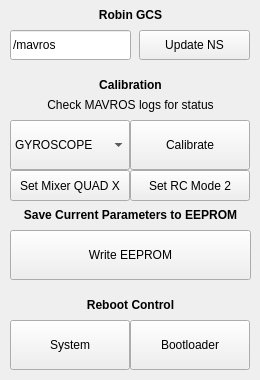
The window that resource/RobinGCS.ui (qutas/rqt_robin_gcs) describes before a commit, drawn with Qt 5.
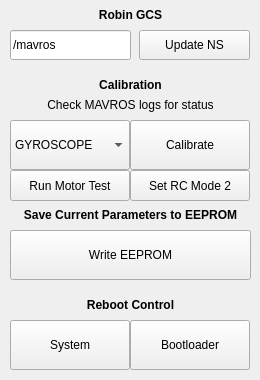
The same window after the commit.

Patch:
```diff
--- a/resource/RobinGCS.ui
+++ b/resource/RobinGCS.ui
@@ -318,7 +318,7 @@
     </rect>
    </property>
    <property name="text">
-    <string>Set Mixer QUAD X</string>
+    <string>Run Motor Test</string>
    </property>
   </widget>
  </widget>
```
Left out of the diff: 2 changed lines with no effect on the pictures.
